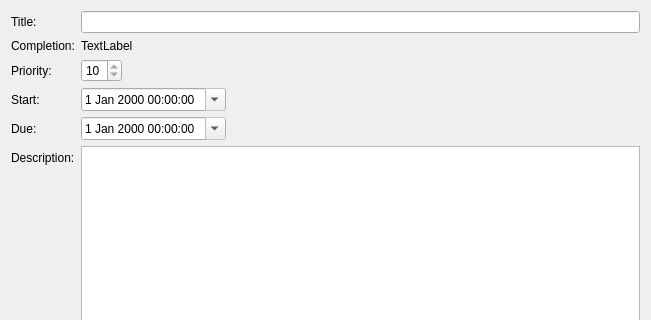
Before: the Qt Designer form src/todocalendar/ui/taskdetails.ui in anetczuk/hanlendar, drawn with Qt 5; both pictures show x 0 to 651 and y 0 to 320 of the 651 by 492 pixel window.
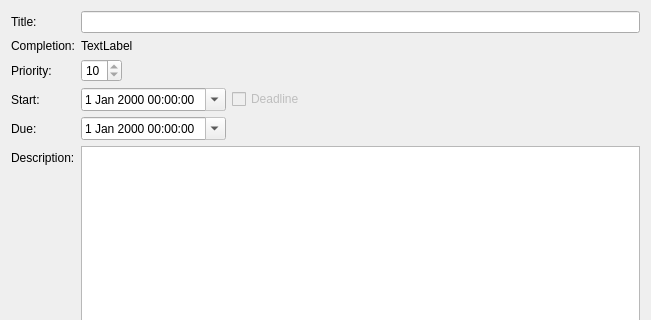
After: the same form once the commit is applied.

Patch:
```diff
--- a/src/todocalendar/ui/taskdetails.ui
+++ b/src/todocalendar/ui/taskdetails.ui
@@ -11,7 +11,7 @@
    </rect>
   </property>
   <property name="windowTitle">
-   <string>Task</string>
+   <string>Task details</string>
   </property>
   <layout class="QVBoxLayout" name="verticalLayout">
    <item>
@@ -71,14 +71,14 @@
        </item>
       </layout>
      </item>
-     <item row="4" column="0">
+     <item row="5" column="0">
       <widget class="QLabel" name="label_4">
        <property name="text">
         <string>Start:</string>
        </property>
       </widget>
      </item>
-     <item row="5" column="0">
+     <item row="6" column="0">
       <widget class="QLabel" name="label_5">
        <property name="text">
         <string>Due:</string>
@@ -99,7 +99,7 @@
        </item>
       </layout>
      </item>
-     <item row="4" column="1">
+     <item row="5" column="1">
       <layout class="QHBoxLayout" name="horizontalLayout_3">
        <item>
         <widget class="QDateTimeEdit" name="startDateTime">
@@ -111,6 +111,16 @@
          </property>
         </widget>
        </item>
+       <item>
+        <widget class="QCheckBox" name="deadlineBox">
+         <property name="enabled">
+          <bool>false</bool>
+         </property>
+         <property name="text">
+          <string>Deadline</string>
+         </property>
+        </widget>
+       </item>
        <item>
         <spacer name="horizontalSpacer_2">
          <property name="orientation">
@@ -126,7 +136,7 @@
        </item>
       </layout>
      </item>
-     <item row="5" column="1">
+     <item row="6" column="1">
       <layout class="QHBoxLayout" name="horizontalLayout_4">
        <item>
         <widget class="QDateTimeEdit" name="dueDateTime">
@@ -153,14 +163,14 @@
        </item>
       </layout>
      </item>
-     <item row="6" column="1">
+     <item row="7" column="1">
       <widget class="QTextEdit" name="descriptionEdit">
        <property name="readOnly">
         <bool>true</bool>
        </property>
       </widget>
      </item>
-     <item row="6" column="0">
+     <item row="7" column="0">
       <widget class="QLabel" name="label_7">
        <property name="text">
         <string>Description:</string>
```
Left out of the diff: 21 changed lines with no effect on the pictures.
